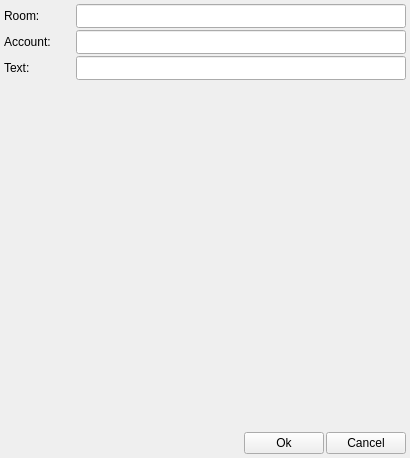
Old version of the form share/skins/default/mucinvite.ui in the repository itds-consulting/yate.
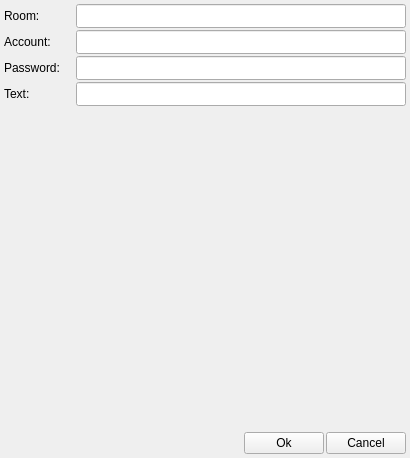
New version of the form. Icons and pictures are not drawn.

Patch:
```diff
--- a/share/skins/default/mucinvite.ui
+++ b/share/skins/default/mucinvite.ui
@@ -133,6 +133,57 @@
      </item>
     </layout>
    </item>
+   <item>
+    <layout class="QHBoxLayout" >
+     <item>
+      <widget class="QLabel" name="label_password" >
+       <property name="sizePolicy" >
+        <sizepolicy vsizetype="Fixed" hsizetype="Fixed" >
+         <horstretch>0</horstretch>
+         <verstretch>0</verstretch>
+        </sizepolicy>
+       </property>
+       <property name="minimumSize" >
+        <size>
+         <width>70</width>
+         <height>22</height>
+        </size>
+       </property>
+       <property name="maximumSize" >
+        <size>
+         <width>70</width>
+         <height>22</height>
+        </size>
+       </property>
+       <property name="text" >
+        <string>Password:</string>
+       </property>
+       <property name="indent" >
+        <number>0</number>
+       </property>
+      </widget>
+     </item>
+     <item>
+      <widget class="QLineEdit" name="invite_password" >
+       <property name="minimumSize" >
+        <size>
+         <width>0</width>
+         <height>24</height>
+        </size>
+       </property>
+       <property name="maximumSize" >
+        <size>
+         <width>16777215</width>
+         <height>24</height>
+        </size>
+       </property>
+       <property name="echoMode" >
+        <enum>QLineEdit::Password</enum>
+       </property>
+      </widget>
+     </item>
+    </layout>
+   </item>
    <item>
     <layout class="QHBoxLayout" >
      <property name="bottomMargin" >
```
